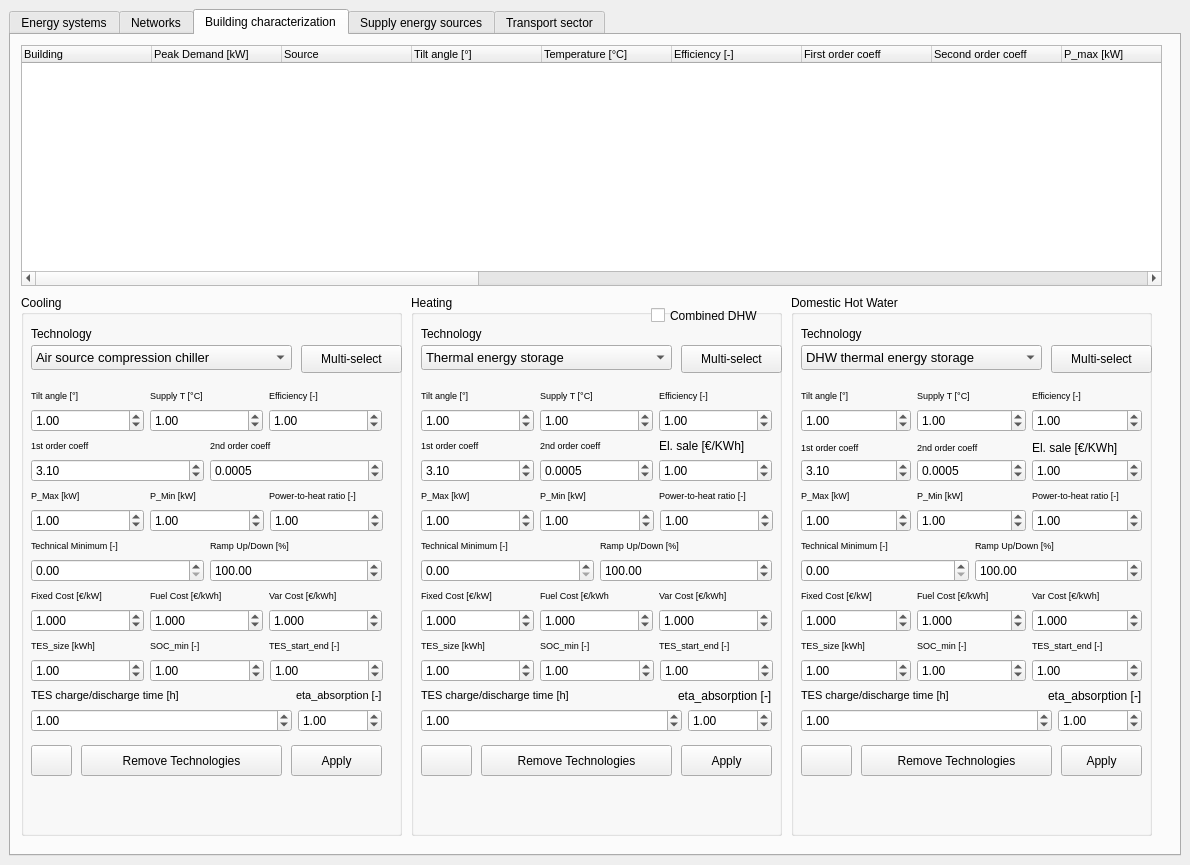
Qt form planning_and_simulation_modules/ui/step1_v2.ui (Planheat/Planheat-Tool) before a commit.
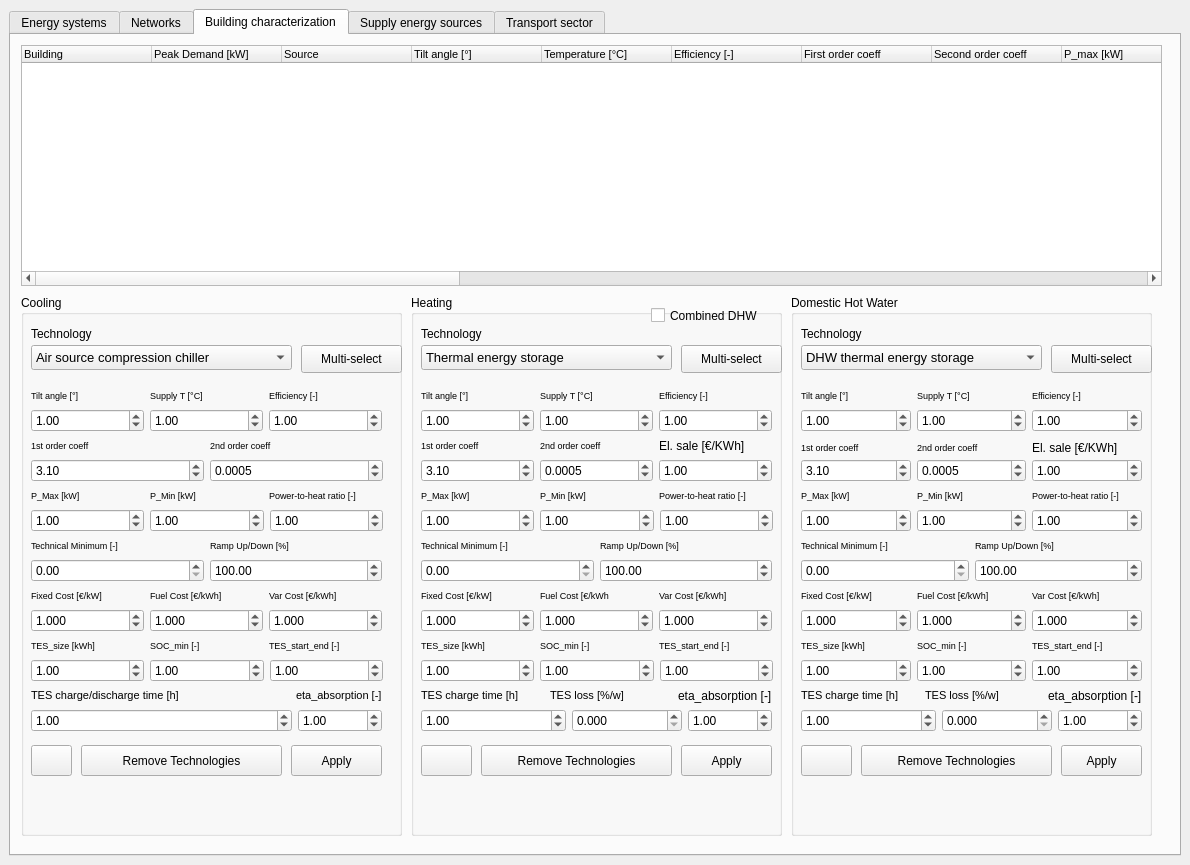
The same form after that commit. The open tabs and pages were chosen to show the change. Icons and pictures are not drawn. Custom widgets are drawn as their Qt base class.

```diff
--- a/planning_and_simulation_modules/ui/step1_v2.ui
+++ b/planning_and_simulation_modules/ui/step1_v2.ui
@@ -2355,6 +2355,22 @@
               </property>
              </widget>
             </item>
+            <item>
+             <widget class="QDoubleSpinBox" name="heatingTES_loss">
+              <property name="minimumSize">
+               <size>
+                <width>110</width>
+                <height>0</height>
+               </size>
+              </property>
+              <property name="decimals">
+               <number>3</number>
+              </property>
+              <property name="maximum">
+               <double>99.998999999999995</double>
+              </property>
+             </widget>
+            </item>
             <item>
              <widget class="QDoubleSpinBox" name="COP_heating">
               <property name="minimum">
@@ -2417,7 +2433,19 @@
             <item>
              <widget class="QLabel" name="label_116">
               <property name="text">
-               <string>&lt;html&gt;&lt;head/&gt;&lt;body&gt;&lt;p&gt;&lt;span style=&quot; font-size:8pt;&quot;&gt;TES charge/discharge time [h]&lt;/span&gt;&lt;/p&gt;&lt;/body&gt;&lt;/html&gt;</string>
+               <string>&lt;html&gt;&lt;head/&gt;&lt;body&gt;&lt;p&gt;&lt;span style=&quot; font-size:8pt;&quot;&gt;TES charge time [h]&lt;/span&gt;&lt;/p&gt;&lt;/body&gt;&lt;/html&gt;</string>
+              </property>
+             </widget>
+            </item>
+            <item>
+             <widget class="QLabel" name="label_58">
+              <property name="font">
+               <font>
+                <pointsize>8</pointsize>
+               </font>
+              </property>
+              <property name="text">
+               <string>TES loss [%/w]</string>
               </property>
              </widget>
             </item>
@@ -3208,6 +3236,22 @@
               </property>
              </widget>
             </item>
+            <item>
+             <widget class="QDoubleSpinBox" name="DHWTES_loss">
+              <property name="minimumSize">
+               <size>
+                <width>110</width>
+                <height>0</height>
+               </size>
+              </property>
+              <property name="decimals">
+               <number>3</number>
+              </property>
+              <property name="maximum">
+               <double>99.998999999999995</double>
+              </property>
+             </widget>
+            </item>
             <item>
              <widget class="QDoubleSpinBox" name="dhwCop">
               <property name="minimum">
@@ -3252,7 +3296,19 @@
             <item>
              <widget class="QLabel" name="label_90">
               <property name="text">
-               <string>&lt;html&gt;&lt;head/&gt;&lt;body&gt;&lt;p&gt;&lt;span style=&quot; font-size:8pt;&quot;&gt;TES charge/discharge time [h]&lt;/span&gt;&lt;/p&gt;&lt;/body&gt;&lt;/html&gt;</string>
+               <string>&lt;html&gt;&lt;head/&gt;&lt;body&gt;&lt;p&gt;&lt;span style=&quot; font-size:8pt;&quot;&gt;TES charge time [h]&lt;/span&gt;&lt;/p&gt;&lt;/body&gt;&lt;/html&gt;</string>
+              </property>
+             </widget>
+            </item>
+            <item>
+             <widget class="QLabel" name="label_85">
+              <property name="font">
+               <font>
+                <pointsize>8</pointsize>
+               </font>
+              </property>
+              <property name="text">
+               <string>TES loss [%/w]</string>
               </property>
              </widget>
             </item>
@@ -4293,6 +4349,11 @@
             <string>El. sale [€/kWh]</string>
            </property>
           </column>
+          <column>
+           <property name="text">
+            <string>TES loss [%/w]</string>
+           </property>
+          </column>
          </widget>
         </widget>
         <widget class="QWidget" name="smmTab">
```
Left out of the diff: 83 changed lines with no effect on the pictures.
